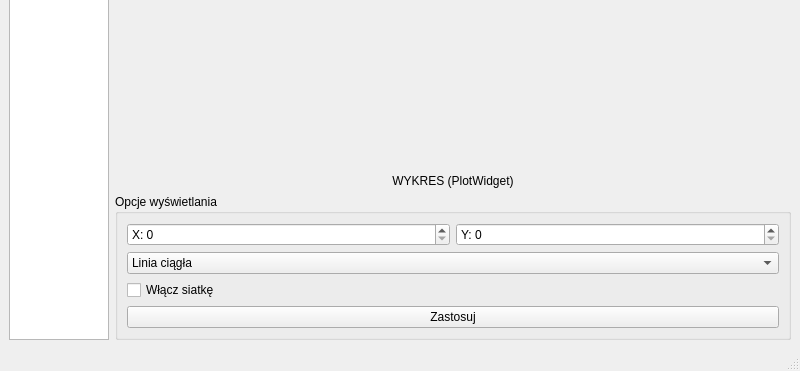
Old version of the form scada/mainwindow.ui in the repository ImZyto/scada; both pictures show x 0 to 800 and y 229 to 600 of the 800 by 600 pixel window.
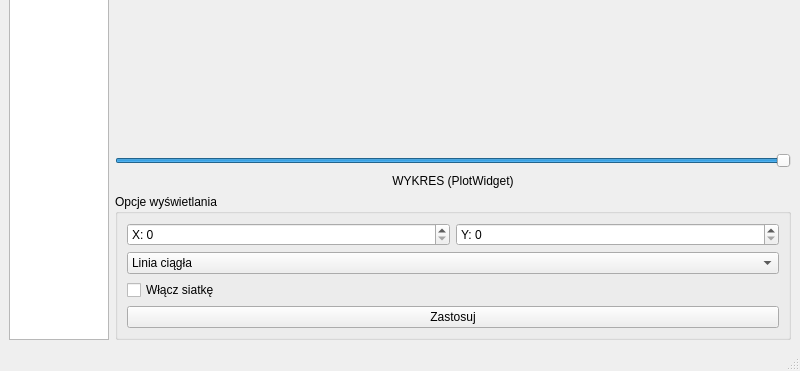
New version of the form. Custom widgets are drawn as their Qt base class.

The edit to the form file:
```diff
--- a/scada/mainwindow.ui
+++ b/scada/mainwindow.ui
@@ -40,6 +40,25 @@
         </property>
        </widget>
       </item>
+      <item>
+       <widget class="QSlider" name="sliderTimeline">
+        <property name="maximumSize">
+         <size>
+          <width>16777215</width>
+          <height>16777215</height>
+         </size>
+        </property>
+        <property name="maximum">
+         <number>100</number>
+        </property>
+        <property name="value">
+         <number>100</number>
+        </property>
+        <property name="orientation">
+         <enum>Qt::Orientation::Horizontal</enum>
+        </property>
+       </widget>
+      </item>
       <item>
        <widget class="QLabel" name="labelPlotPlaceholder">
         <property name="text">
```
